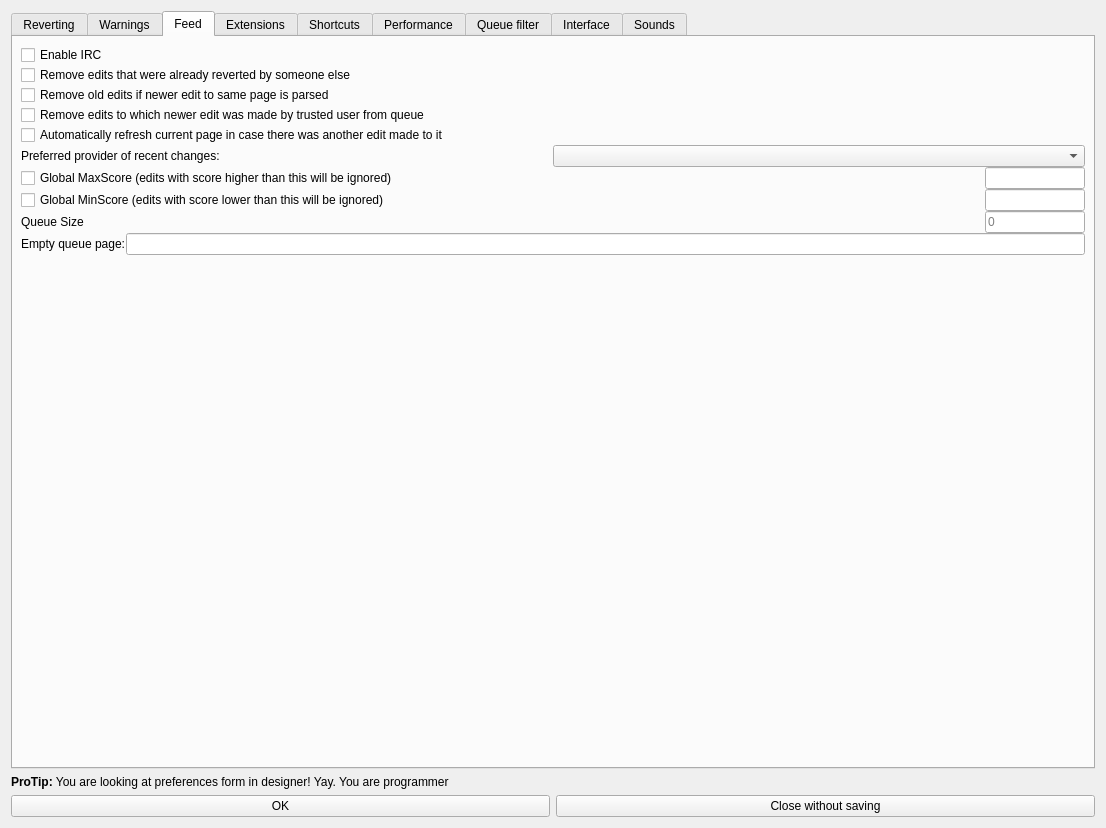
Above: src/huggle_ui/preferences.ui from huggle/huggle3-qt-lx before the change. Below: the same form after it.
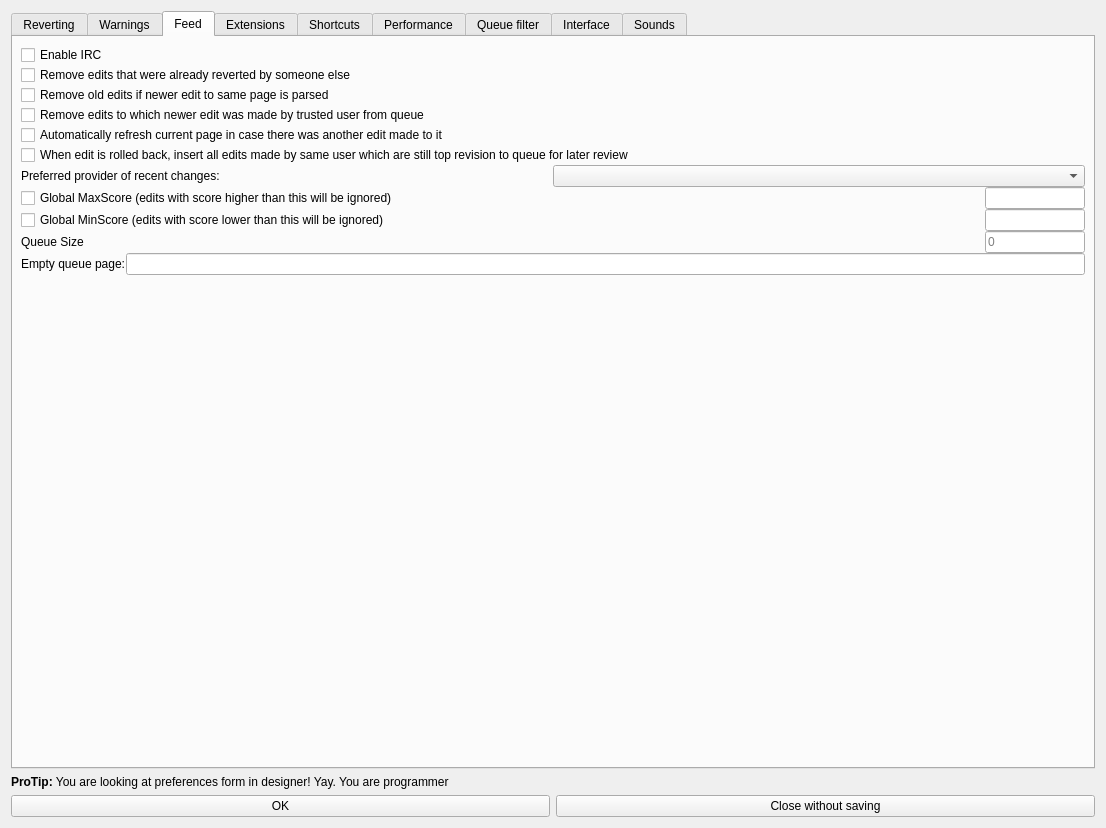
That is the form after the change. The open tabs and pages were chosen to show the change. Icons and pictures are not drawn.

The edit to the form file:
```diff
--- a/src/huggle_ui/preferences.ui
+++ b/src/huggle_ui/preferences.ui
@@ -357,6 +357,13 @@
            </property>
           </widget>
          </item>
+         <item>
+          <widget class="QCheckBox" name="checkBox_ReviewEditsMadeByVandal">
+           <property name="text">
+            <string>When edit is rolled back, insert all edits made by same user which are still top revision to queue for later review</string>
+           </property>
+          </widget>
+         </item>
          <item>
           <layout class="QHBoxLayout" name="horizontalLayout_9">
            <item>
```
